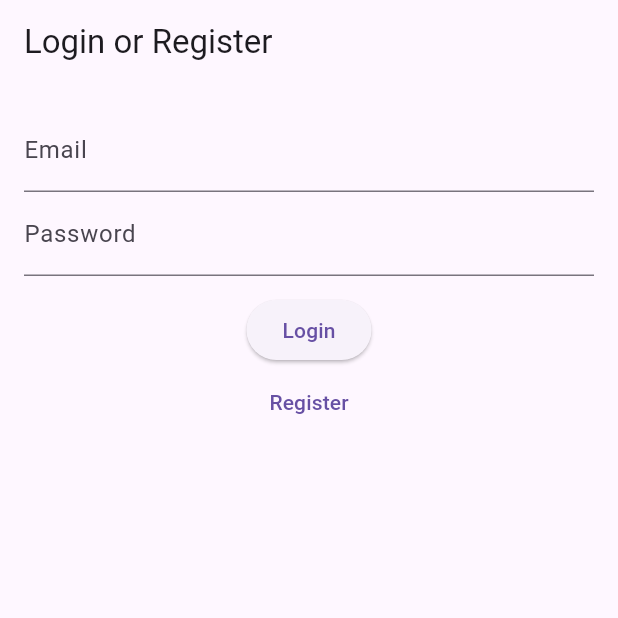
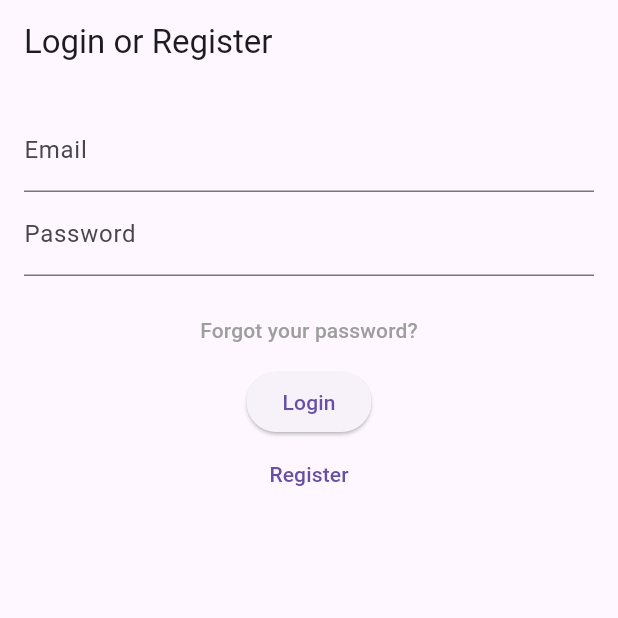
Before and after one commit to mimsilly/pantryOrganizer, a Flutter app: the screen it shows after launch, on a phone screen of 412 x 824 dp, the top half of it. Run offline on Flutter 3.47's test engine with Material 3 defaults, Android fonts, the light colour scheme and no system bars; our stand-ins replace app_links, shared_preferences, supabase_flutter; accounts and stored records are empty.

Commit message:
Password reset works

```diff
--- a/lib/main.dart
+++ b/lib/main.dart
@@ -7,6 +7,7 @@ import 'package:pantry_organizer/pages/auth_gate.dart';
 import 'package:pantry_organizer/pages/household_screen.dart';
 import 'package:pantry_organizer/pages/home_page.dart';
 import 'package:pantry_organizer/pages/create_location.dart';
+import 'package:pantry_organizer/pages/reset_password_request_page.dart';
 
 
 Future<void> main() async {
@@ -19,8 +20,11 @@ Future<void> main() async {
   runApp(const MyApp());
 }
 
+
 class MyApp extends StatelessWidget {
   const MyApp({super.key});
+
+
 
   @override
   Widget build(BuildContext context) {
@@ -31,6 +35,7 @@ class MyApp extends StatelessWidget {
         '/households': (context) => const HouseholdScreen(),
         '/home': (context) => const HomePage(),
         '/create-location': (context) => const CreateLocationPage(),
+        '/reset-password-request': (context) => const ResetPasswordRequestPage(),
       },
     );
   }
--- a/lib/pages/auth_gate.dart
+++ b/lib/pages/auth_gate.dart
@@ -3,14 +3,33 @@ import 'package:pantry_organizer/pages/home_page.dart';
 import 'package:supabase_flutter/supabase_flutter.dart';
 import 'package:pantry_organizer/pages/household_screen.dart';
 import 'package:shared_preferences/shared_preferences.dart';
+import 'package:pantry_organizer/services/auth_services.dart';
 
 
 
-class AuthGate extends StatelessWidget {
+class AuthGate extends StatefulWidget {
   const AuthGate({super.key});
 
   @override
+  State<AuthGate> createState() => _AuthGateState();
+}
+
+class _AuthGateState extends State<AuthGate> {
+  @override
+  void initState() {
+    super.initState();
+
+    // Delay ensures context is valid for Navigator
+    Future.delayed(Duration.zero, () {
+      AuthServices.configDeepLink(context);
+    });
+  }
+
+  @override
   Widget build(BuildContext context) {
+    return StreamBuilder<AuthState>(
+      stream: Supabase.instance.client.auth.onAuthStateChange,
+      builder: (context, snapshot) {
         final session = Supabase.instance.client.auth.currentSession;
 
         if (session != null) {
@@ -18,20 +37,22 @@ class AuthGate extends StatelessWidget {
             future: _getSavedHouseholdId(),
             builder: (context, snapshot) {
               if (snapshot.connectionState != ConnectionState.done) {
-            return const CircularProgressIndicator();
+                return const Center(child: CircularProgressIndicator());
               }
 
               final householdId = snapshot.data;
               if (householdId != null) {
-            return const HomePage(); // household_id is stored, go to home
+                return const HomePage();
               } else {
-            return const HouseholdScreen(); // user must select household
+                return const HouseholdScreen();
               }
             },
           );
         } else {
           return const AuthPage();
         }
+      },
+    );
   }
 }
 
@@ -97,6 +118,15 @@ class _AuthPageState extends State<AuthPage> {
               obscureText: true,
             ),
             const SizedBox(height: 12),
+            TextButton(
+              onPressed: () {
+                Navigator.pushNamed(context, '/reset-password-request');
+              },
+              child: const Text(
+                'Forgot your password?',
+                style: TextStyle(color: Colors.grey),
+              ),
+            ),
             ElevatedButton(onPressed: _login, child: const Text('Login')),
             TextButton(onPressed: _signUp, child: const Text('Register')),
             if (_error.isNotEmpty) Text(_error, style: const TextStyle(color: Colors.red)),
--- /dev/null
+++ b/lib/services/auth_services.dart
@@ -0,0 +1,41 @@
+import 'package:app_links/app_links.dart';
+import 'package:flutter/material.dart';
+import 'package:supabase_flutter/supabase_flutter.dart';
+
+
+import 'package:pantry_organizer/pages/reset_password_screen.dart';
+
+class AuthServices {
+
+  static SupabaseClient client(){
+
+    final supabase = Supabase.instance.client;
+
+    return supabase;
+  }
+
+
+
+ static void configDeepLink(BuildContext context) {
+    final appLinks = AppLinks();
+
+
+    appLinks.uriLinkStream.listen((uri) {
+      if (uri.host == 'password-reset') {
+        Navigator.push(context,
+            MaterialPageRoute(builder: (context) => ResetPasswordScreen(),));
+      }
+    });
+  }
+
+  static Future<void> resetPassword(String newPassword) async {
+
+   await client().auth.updateUser(UserAttributes(password:newPassword));
+  }
+
+  static Future<void> requestResetPassword(String resetEmail) async {
+
+    await client().auth.resetPasswordForEmail(resetEmail, redirectTo: 'pantryorg://password-reset');
+  }
+
+}
--- a/pubspec.yaml
+++ b/pubspec.yaml
@@ -34,7 +34,7 @@ dependencies:
   # The following adds the Cupertino Icons font to your application.
   # Use with the CupertinoIcons class for iOS style icons.
   cupertino_icons: ^1.0.8
-
+  app_links: ^6.3.3
   supabase_flutter: ^2.0.0
   shared_preferences: ^2.2.2
 
```
Also changed, not shown: lib/pages/reset_password_request_page.dart (added, +60 -0 lines), lib/pages/reset_password_screen.dart (added, +112 -0 lines), 1 other file. Lines whose indentation alone changed are shown as unchanged.
